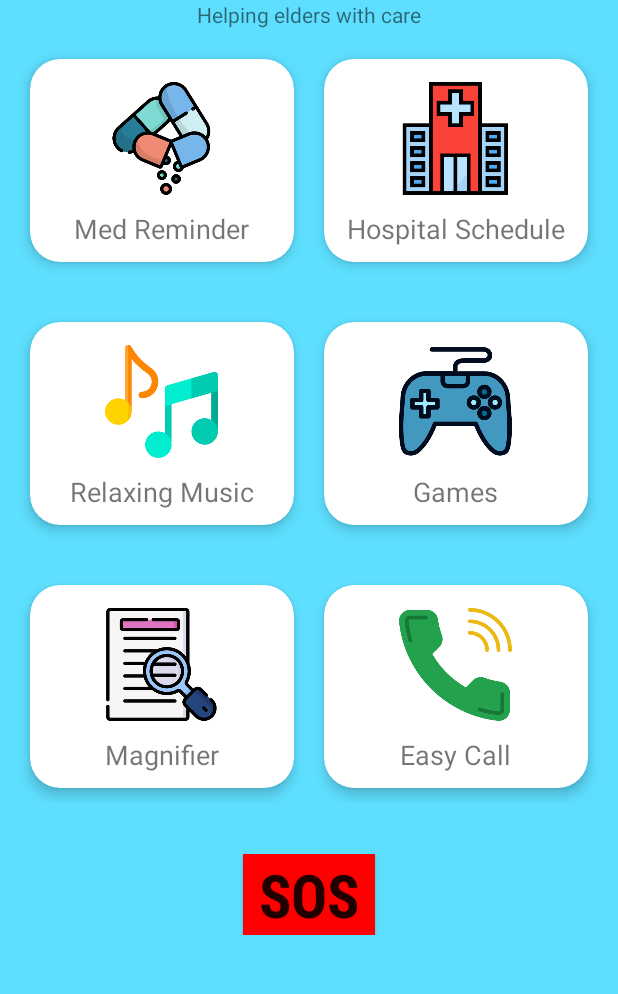
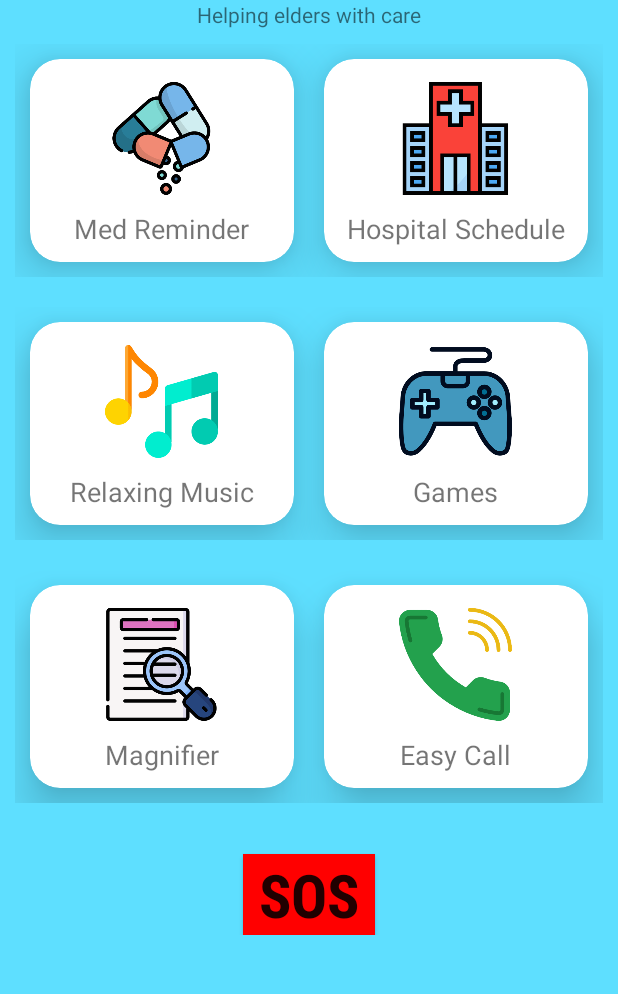
Before and after one commit to Aditya-1295/Elder-Ease, an Android app: the screen it shows after launch (homeScreen), on a phone screen of 412 x 824 dp, the part 128-1122 px from its top. Run offline under Robolectric (Android 15) with nearby library versions, the phone set to English and light mode, and no system bars.

Commit message:
magnifier activity added

```diff
--- a/app/src/main/java/com/example/elderease/homeScreen.java
+++ b/app/src/main/java/com/example/elderease/homeScreen.java
@@ -1,22 +1,33 @@
 package com.example.elderease;
-
-import androidx.appcompat.app.AppCompatActivity;
-import androidx.cardview.widget.CardView;
 
 import android.content.Intent;
 import android.os.Bundle;
 import android.view.View;
 import android.view.WindowManager;
 
+import androidx.appcompat.app.AppCompatActivity;
+import androidx.cardview.widget.CardView;
+
 public class homeScreen extends AppCompatActivity {
 
     CardView medRem;
+    CardView magnify;
 
     @Override
     protected void onCreate(Bundle savedInstanceState) {
         super.onCreate(savedInstanceState);
         getWindow().setFlags(WindowManager.LayoutParams.FLAG_FULLSCREEN,WindowManager.LayoutParams.FLAG_FULLSCREEN);
         setContentView(R.layout.activity_home_screen);
+
+        magnify = findViewById(R.id.magnify);
+
+        magnify.setOnClickListener(new View.OnClickListener(){
+            @Override
+            public void onClick(View view) {
+                Intent intent = new Intent(homeScreen.this,magnifier.class);
+                startActivity(intent);
+            }
+        });
 
         medRem = findViewById(R.id.medRem);
 
@@ -26,6 +37,7 @@ public class homeScreen extends AppCompatActivity {
                 Intent intent = new Intent(homeScreen.this,medicineReminder.class);
                 startActivity(intent);
             }
+
         });
 
 
--- a/app/src/main/res/layout/activity_home_screen.xml
+++ b/app/src/main/res/layout/activity_home_screen.xml
@@ -52,7 +52,7 @@
                 android:clickable="true"
                 android:foreground="?android:attr/selectableItemBackground"
                 app:cardCornerRadius="20dp"
-                app:cardElevation="5dp">
+                app:cardElevation="20dp">
 
                 <RelativeLayout
                     android:layout_width="match_parent"
@@ -86,7 +86,7 @@
                 android:clickable="true"
                 android:foreground="?android:attr/selectableItemBackground"
                 app:cardCornerRadius="20dp"
-                app:cardElevation="5dp">
+                app:cardElevation="20dp">
 
                 <RelativeLayout
                     android:layout_width="match_parent"
@@ -130,7 +130,7 @@
                 android:clickable="true"
                 android:foreground="?android:attr/selectableItemBackground"
                 app:cardCornerRadius="20dp"
-                app:cardElevation="5dp">
+                app:cardElevation="20dp">
 
                 <RelativeLayout
                     android:layout_width="match_parent"
@@ -165,7 +165,7 @@
                 android:clickable="true"
                 android:foreground="?android:attr/selectableItemBackground"
                 app:cardCornerRadius="20dp"
-                app:cardElevation="5dp">
+                app:cardElevation="20dp">
 
                 <RelativeLayout
                     android:layout_width="match_parent"
@@ -202,6 +202,7 @@
             tools:layout_editor_absoluteX="1dp">
 
             <androidx.cardview.widget.CardView
+                android:id="@+id/magnify"
                 android:layout_width="match_parent"
                 android:layout_height="match_parent"
                 android:layout_margin="10dp"
@@ -209,7 +210,7 @@
                 android:clickable="true"
                 android:foreground="?android:attr/selectableItemBackground"
                 app:cardCornerRadius="20dp"
-                app:cardElevation="5dp">
+                app:cardElevation="20dp">
 
                 <RelativeLayout
                     android:layout_width="match_parent"
@@ -243,7 +244,7 @@
                 android:clickable="true"
                 android:foreground="?android:attr/selectableItemBackground"
                 app:cardCornerRadius="20dp"
-                app:cardElevation="5dp">
+                app:cardElevation="20dp">
 
                 <RelativeLayout
                     android:layout_width="match_parent"
--- a/app/src/main/res/layout/activity_main.xml
+++ b/app/src/main/res/layout/activity_main.xml
@@ -26,7 +26,7 @@
         android:layout_width="0dp"
         android:layout_height="wrap_content"
         android:fontFamily="casual"
-        android:text="Elder Ease"
+        android:text="ElderEase"
         android:textAlignment="center"
         android:textSize="50sp"
         app:layout_constraintEnd_toEndOf="parent"
@@ -40,7 +40,7 @@
         android:layout_width="0dp"
         android:layout_height="wrap_content"
         android:layout_marginTop="18dp"
-        android:text="Helping elders with care"
+        android:text="Helping elders with care!"
         android:textAlignment="center"
         android:textSize="20sp"
         app:layout_constraintBottom_toBottomOf="parent"
--- a/app/src/main/res/values/strings.xml
+++ b/app/src/main/res/values/strings.xml
@@ -1,3 +1,7 @@
 <resources>
-    <string name="app_name">Elder Ease</string>
+    <string name="app_name">ElderEase</string>
+    <string name="capture">Capture</string>
+    <string name="open_camera">open camera</string>
+    <string name="magnifier">Magnifier</string>
+    <string name="zoom">ZOOM</string>
 </resources>
```
Also changed, not shown: app/src/main/AndroidManifest.xml (+28 -1 lines), app/src/main/java/com/example/elderease/showCamera.java (added, +73 -0 lines).
